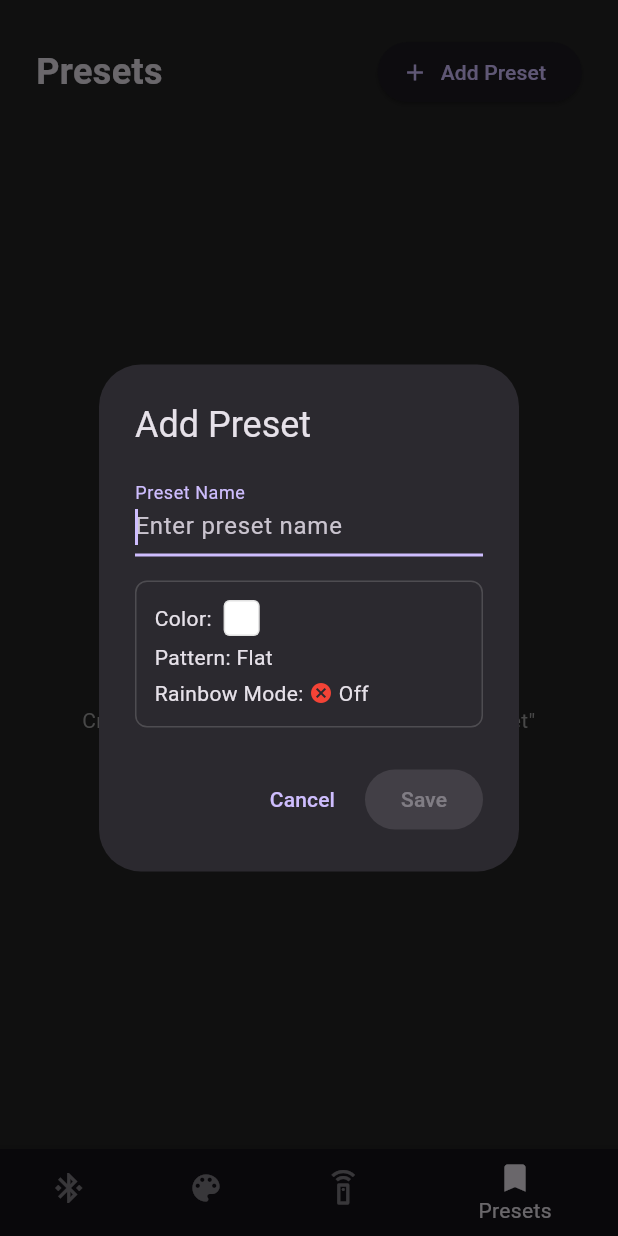
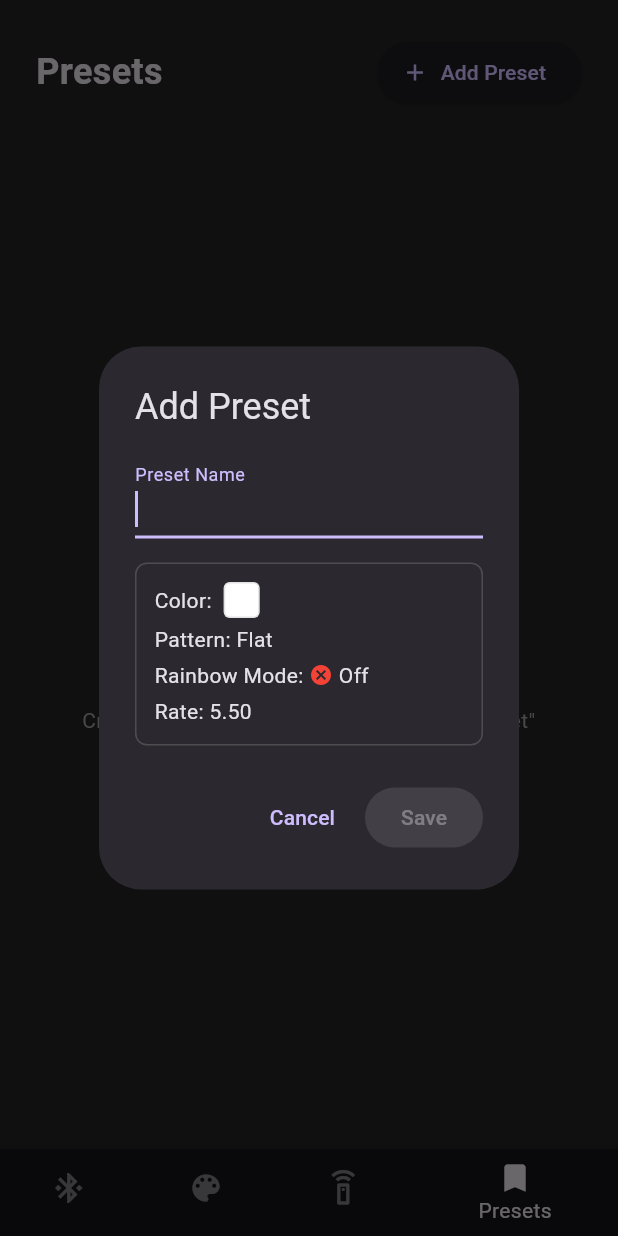
Before and after one commit to MDMoore1764/RGB_Controller, a Flutter app: the screen it shows after launch, item 4 of the bottom bar chosen, after a tap on "Add Preset", on a phone screen of 412 x 824 dp. Run offline on Flutter 3.47's test engine with Material 3 defaults, Android fonts, the phone set to English and light mode, and no system bars; our stand-ins replace flutter_blue_plus, flutter_colorpicker, shared_preferences; missing offline and left inert: dart:ffi.

Commit message:
Add rate and validation to preset creation

```diff
--- a/controller/lib/app_state.dart
+++ b/controller/lib/app_state.dart
@@ -110,6 +110,7 @@ class AppState extends ChangeNotifier {
       pattern: _animationType,
       rainbowMode: _rainbowMode,
       createdAt: DateTime.now(),
+      rate: _rate,
     );
 
     _presets.add(preset);
@@ -128,7 +129,9 @@ class AppState extends ChangeNotifier {
     setSelectedColor(preset.color);
     setAnimationType(preset.pattern);
     setRainbowMode(preset.rainbowMode);
+    setRate(preset.rate);
     this._activePreset = preset.id;
+
     notifyListeners();
   }
 
--- a/controller/lib/screens/presets/preset.dart
+++ b/controller/lib/screens/presets/preset.dart
@@ -8,6 +8,15 @@ class Preset {
   final LightAnimationType pattern;
   final bool rainbowMode;
   final DateTime createdAt;
+  final double rate;
+
+  String get displayName {
+    return name
+        .split(' ')
+        .where((word) => word.isNotEmpty)
+        .map((word) => word[0].toUpperCase() + word.substring(1).toLowerCase())
+        .join(' ');
+  }
 
   Preset({
     required this.id,
@@ -16,6 +25,7 @@ class Preset {
     required this.pattern,
     required this.rainbowMode,
     required this.createdAt,
+    required this.rate,
   });
 
   Map<String, String> toJson() {
@@ -26,6 +36,7 @@ class Preset {
       'pattern': pattern.name,
       'rainbowMode': rainbowMode.toString(),
       'createdAt': createdAt.toIso8601String(),
+      'rate': rate.toString(),
     };
   }
 
@@ -49,6 +60,7 @@ class Preset {
       ),
       rainbowMode: json['rainbowMode'],
       createdAt: DateTime.parse(json['createdAt']),
+      rate: double.parse(json['rate']),
     );
   }
 
--- a/controller/lib/screens/presets/presets_screen.dart
+++ b/controller/lib/screens/presets/presets_screen.dart
@@ -37,12 +37,11 @@ class _PresetsScreenState extends State<PresetsScreen>
   }
 
   void _showAddPresetModal(BuildContext context, AppState appState) {
-    final TextEditingController nameController = TextEditingController();
-
     showDialog(
       context: context,
       builder: (BuildContext context) {
         String name = "";
+        String? errorText;
         final TextEditingController nameController = TextEditingController();
 
         return Consumer<AppState>(
@@ -52,6 +51,15 @@ class _PresetsScreenState extends State<PresetsScreen>
                 nameController.addListener(() {
                   setDialogState(() {
                     name = nameController.text.trim();
+
+                    if (appState.presets.any(
+                      (preset) =>
+                          preset.name.toLowerCase() == name.toLowerCase(),
+                    )) {
+                      errorText = '"${name}" already exists.';
+                    } else {
+                      errorText = null;
+                    }
                   });
                 });
 
@@ -63,9 +71,9 @@ class _PresetsScreenState extends State<PresetsScreen>
                     children: [
                       TextField(
                         controller: nameController,
-                        decoration: const InputDecoration(
+                        decoration: InputDecoration(
                           labelText: 'Preset Name',
-                          hintText: 'Enter preset name',
+                          errorText: errorText,
                         ),
                         autofocus: true,
                       ),
@@ -74,6 +82,7 @@ class _PresetsScreenState extends State<PresetsScreen>
                         color: appState.selectedColor,
                         pattern: appState.animationType,
                         rainbowMode: appState.rainbowMode,
+                        rate: appState.rate,
                       ),
                     ],
                   ),
@@ -83,7 +92,7 @@ class _PresetsScreenState extends State<PresetsScreen>
                       child: const Text('Cancel'),
                     ),
                     ElevatedButton(
-                      onPressed: name.isEmpty
+                      onPressed: name.isEmpty || errorText != null
                           ? null
                           : () {
                               appState.addPreset(name);
@@ -159,7 +168,7 @@ class _PresetsScreenState extends State<PresetsScreen>
                       ),
                     )
                   : Card(
-                      margin: const EdgeInsets.all(16),
+                      margin: const EdgeInsets.all(4),
                       elevation: 2,
                       child: ListView.separated(
                         padding: const EdgeInsets.all(8),
@@ -172,6 +181,7 @@ class _PresetsScreenState extends State<PresetsScreen>
                             rainbowModeColor: rainbowColor,
                             active: preset.id == appState.activePreset,
                             onApply: () => appState.applyPreset(preset),
+                            rate: preset.rate,
                             onDelete: () => _showDeleteConfirmation(
                               context,
                               appState,
@@ -198,7 +208,9 @@ class _PresetsScreenState extends State<PresetsScreen>
       builder: (BuildContext context) {
         return AlertDialog(
           title: const Text('Delete Preset'),
-          content: Text('Are you sure you want to delete "${preset.name}"?'),
+          content: Text(
+            'Are you sure you want to delete "${preset.displayName}"?',
+          ),
           actions: [
             TextButton(
               onPressed: () => Navigator.of(context).pop(),
@@ -209,7 +221,9 @@ class _PresetsScreenState extends State<PresetsScreen>
                 appState.removePreset(preset.id);
                 Navigator.of(context).pop();
                 ScaffoldMessenger.of(context).showSnackBar(
-                  SnackBar(content: Text('Preset "${preset.name}" deleted')),
+                  SnackBar(
+                    content: Text('Preset "${preset.displayName}" deleted'),
+                  ),
                 );
               },
               style: ElevatedButton.styleFrom(
@@ -236,6 +250,7 @@ class _PresetListItem extends StatelessWidget {
   final VoidCallback onApply;
   final VoidCallback onDelete;
   final bool active;
+  final double rate;
   final Color rainbowModeColor;
 
   const _PresetListItem({
@@ -244,6 +259,7 @@ class _PresetListItem extends StatelessWidget {
     required this.onDelete,
     required this.active,
     required this.rainbowModeColor,
+    required this.rate,
   });
 
   @override
@@ -266,7 +282,7 @@ class _PresetListItem extends StatelessWidget {
           ),
         ),
         title: Text(
-          preset.name.replaceFirst('.', preset.name[0].toUpperCase()),
+          preset.displayName,
           style: const TextStyle(fontWeight: FontWeight.bold),
         ),
         subtitle: Column(
@@ -283,6 +299,7 @@ class _PresetListItem extends StatelessWidget {
                 ),
               ],
             ),
+            Row(children: [Text('Rate: '), Text(rate.toStringAsFixed(2))]),
           ],
         ),
         trailing: Row(
@@ -305,11 +322,13 @@ class _PresetPreview extends StatelessWidget {
   final Color color;
   final LightAnimationType pattern;
   final bool rainbowMode;
+  final double rate;
 
   const _PresetPreview({
     required this.color,
     required this.pattern,
     required this.rainbowMode,
+    required this.rate,
   });
 
   @override
@@ -352,6 +371,8 @@ class _PresetPreview extends StatelessWidget {
               Text(rainbowMode ? ' On' : ' Off'),
             ],
           ),
+          const SizedBox(height: 4),
+          Row(children: [Text('Rate: '), Text(rate.toStringAsFixed(2))]),
         ],
       ),
     );
```
